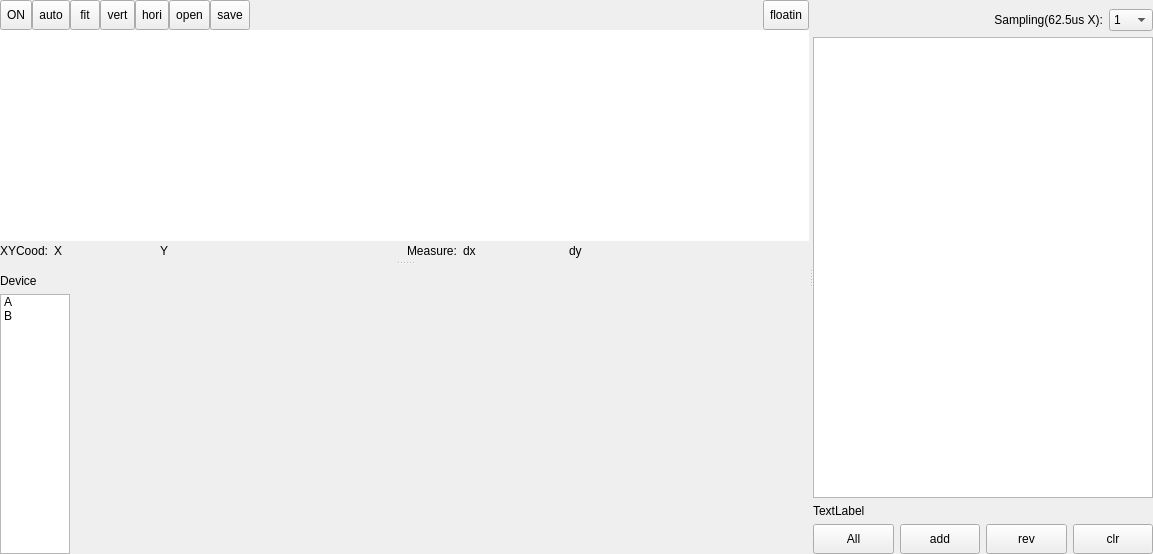
Before: the Qt Designer form Libs/PlotUnit/PlotUnitGraph/plotunitgraph129.ui in tiangaomingjing/ServoDriveTech, drawn with Qt 5.
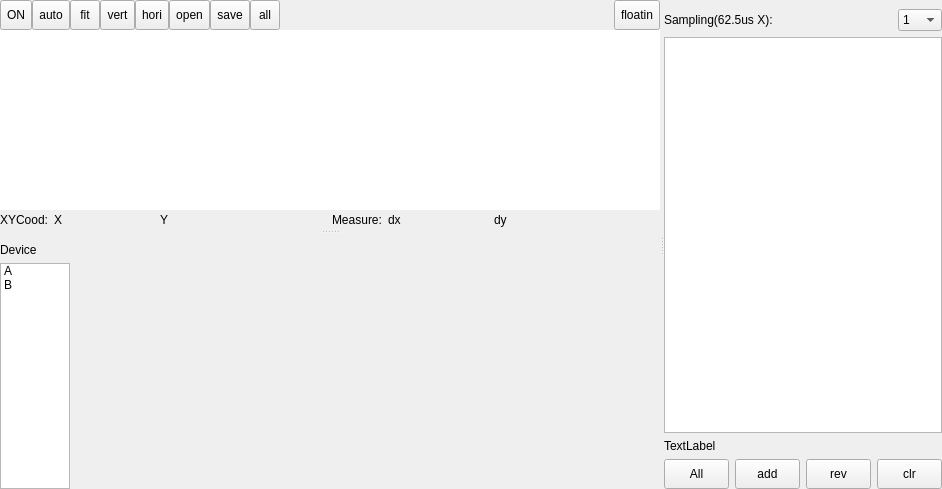
After: the same form once the commit is applied. The open tabs and pages were chosen to show the change. Custom widgets are drawn as their Qt base class.

```diff
--- a/Libs/PlotUnit/PlotUnitGraph/plotunitgraph129.ui
+++ b/Libs/PlotUnit/PlotUnitGraph/plotunitgraph129.ui
@@ -6,8 +6,8 @@
    <rect>
     <x>0</x>
     <y>0</y>
-    <width>1153</width>
-    <height>554</height>
+    <width>942</width>
+    <height>489</height>
    </rect>
   </property>
   <property name="windowTitle">
@@ -160,6 +160,19 @@
                </property>
               </widget>
              </item>
+             <item>
+              <widget class="QToolButton" name="tbtn_plot_show_all">
+               <property name="minimumSize">
+                <size>
+                 <width>30</width>
+                 <height>30</height>
+                </size>
+               </property>
+               <property name="text">
+                <string>all</string>
+               </property>
+              </widget>
+             </item>
              <item>
               <spacer name="horizontalSpacer_3">
                <property name="orientation">
@@ -410,7 +423,7 @@
             <string>Sampling(62.5us X):</string>
            </property>
            <property name="alignment">
-            <set>Qt::AlignRight|Qt::AlignTrailing|Qt::AlignVCenter</set>
+            <set>Qt::AlignLeading|Qt::AlignLeft|Qt::AlignVCenter</set>
            </property>
           </widget>
          </item>
```
Left out of the diff: 2 changed lines with no effect on the pictures.
